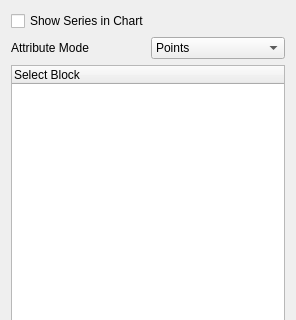
wildmichael/ParaView3-enhancements-old, file Qt/Components/Resources/UI/pqBarChartDisplayPanel.ui: the form before one commit; both pictures show x 0 to 296 and y 0 to 320 of the 296 by 726 pixel window.
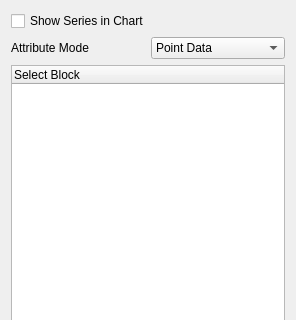
The form after the commit. Icons and pictures are not drawn. Custom widgets are drawn as their Qt base class.

Patch:
```diff
--- a/Qt/Components/Resources/UI/pqBarChartDisplayPanel.ui
+++ b/Qt/Components/Resources/UI/pqBarChartDisplayPanel.ui
@@ -41,7 +41,7 @@
     <widget class="QComboBox" name="AttributeMode" >
      <item>
       <property name="text" >
-       <string>Points</string>
+       <string>Point Data</string>
       </property>
       <property name="icon" >
        <iconset resource="../pqComponents.qrc" >:/pqWidgets/Icons/pqPointData16.png</iconset>
```
Left out of the diff: 8 changed lines with no effect on the pictures.
